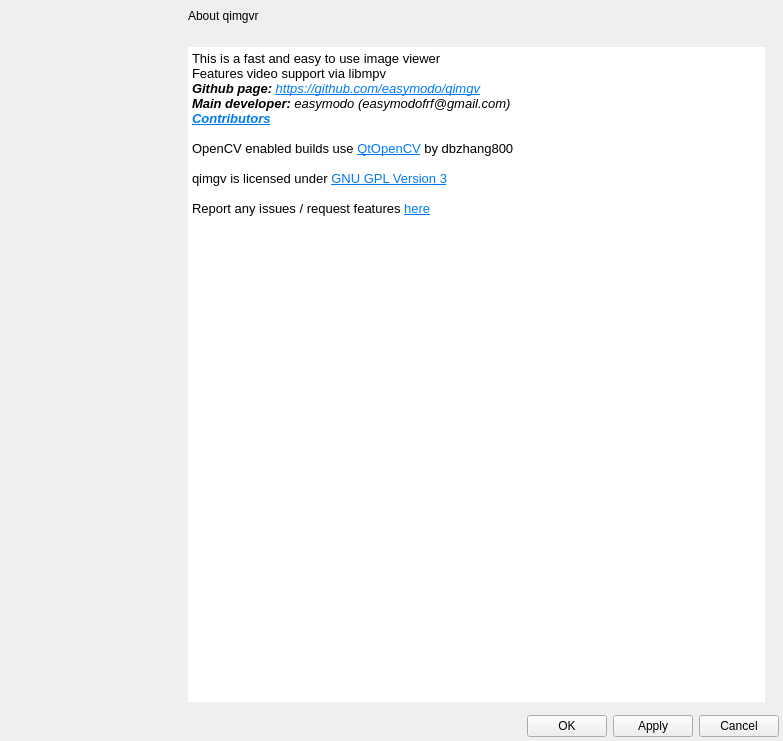
This is qimgv/gui/dialogs/settingsdialog.ui in jebot-git/qimgvr as Qt 5 draws it before an edit. The edited form follows.
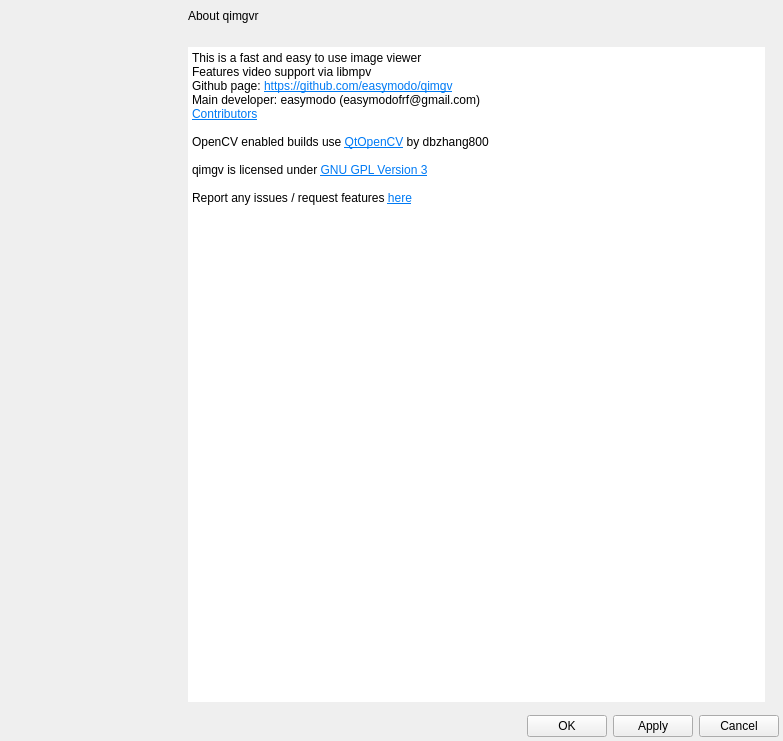
This is the edited form. The open tabs and pages were chosen to show the change. Custom widgets are drawn as their Qt base class.

The edit to the form file:
```diff
--- a/qimgv/gui/dialogs/settingsdialog.ui
+++ b/qimgv/gui/dialogs/settingsdialog.ui
@@ -4887,18 +4887,18 @@
 hr { height: 1px; border-width: 0; }
 li.unchecked::marker { content: &quot;\2610&quot;; }
 li.checked::marker { content: &quot;\2612&quot;; }
-&lt;/style&gt;&lt;/head&gt;&lt;body style=&quot; font-family:'Noto Sans'; font-size:11pt; font-weight:400; font-style:normal;&quot;&gt;
-&lt;p style=&quot; margin-top:0px; margin-bottom:0px; margin-left:0px; margin-right:0px; -qt-block-indent:0; text-indent:0px;&quot;&gt;&lt;span style=&quot; font-family:'MS Shell Dlg 2'; font-size:10pt;&quot;&gt;This is a fast and easy to use image viewer&lt;/span&gt;&lt;/p&gt;
-&lt;p style=&quot; margin-top:0px; margin-bottom:0px; margin-left:0px; margin-right:0px; -qt-block-indent:0; text-indent:0px;&quot;&gt;&lt;span style=&quot; font-family:'MS Shell Dlg 2'; font-size:10pt;&quot;&gt;Features video support via libmpv&lt;/span&gt;&lt;/p&gt;
-&lt;p style=&quot; margin-top:0px; margin-bottom:0px; margin-left:0px; margin-right:0px; -qt-block-indent:0; text-indent:0px;&quot;&gt;&lt;span style=&quot; font-family:'MS Shell Dlg 2'; font-size:10pt; font-weight:600; font-style:italic;&quot;&gt;Github page:&lt;/span&gt;&lt;span style=&quot; font-family:'MS Shell Dlg 2'; font-size:10pt; font-style:italic;&quot;&gt; &lt;/span&gt;&lt;a href=&quot;https://github.com/jebot-git/qimgvr&quot;&gt;&lt;span style=&quot; font-family:'MS Shell Dlg 2'; font-size:10pt; font-style:italic; text-decoration: underline; color:#007af4;&quot;&gt;https://github.com/easymodo/qimgv&lt;/span&gt;&lt;/a&gt;&lt;/p&gt;
-&lt;p style=&quot; margin-top:0px; margin-bottom:0px; margin-left:0px; margin-right:0px; -qt-block-indent:0; text-indent:0px;&quot;&gt;&lt;span style=&quot; font-family:'MS Shell Dlg 2'; font-size:10pt; font-weight:600; font-style:italic;&quot;&gt;Main developer:&lt;/span&gt;&lt;span style=&quot; font-family:'MS Shell Dlg 2'; font-size:10pt; font-style:italic;&quot;&gt; easymodo (easymodofrf@gmail.com)&lt;/span&gt;&lt;/p&gt;
-&lt;p style=&quot; margin-top:0px; margin-bottom:0px; margin-left:0px; margin-right:0px; -qt-block-indent:0; text-indent:0px;&quot;&gt;&lt;a href=&quot;https://github.com/easymodo/qimgv/graphs/contributors&quot;&gt;&lt;span style=&quot; font-family:'MS Shell Dlg 2'; font-size:10pt; font-weight:600; font-style:italic; text-decoration: underline; color:#007af4;&quot;&gt;Contributors&lt;/span&gt;&lt;/a&gt;&lt;/p&gt;
-&lt;p style=&quot;-qt-paragraph-type:empty; margin-top:0px; margin-bottom:0px; margin-left:0px; margin-right:0px; -qt-block-indent:0; text-indent:0px; font-family:'MS Shell Dlg 2'; font-size:10pt; font-weight:600; font-style:italic; text-decoration: underline; color:#007af4;&quot;&gt;&lt;br /&gt;&lt;/p&gt;
-&lt;p style=&quot; margin-top:0px; margin-bottom:0px; margin-left:0px; margin-right:0px; -qt-block-indent:0; text-indent:0px;&quot;&gt;&lt;span style=&quot; font-family:'MS Shell Dlg 2'; font-size:10pt;&quot;&gt;OpenCV enabled builds use &lt;/span&gt;&lt;a href=&quot;https://github.com/dbzhang800/QtOpenCV&quot;&gt;&lt;span style=&quot; font-family:'Ubuntu'; font-size:10pt; text-decoration: underline; color:#007af4;&quot;&gt;QtOpenCV&lt;/span&gt;&lt;/a&gt;&lt;span style=&quot; font-family:'MS Shell Dlg 2'; font-size:10pt;&quot;&gt; by dbzhang800&lt;/span&gt;&lt;/p&gt;
-&lt;p style=&quot;-qt-paragraph-type:empty; margin-top:0px; margin-bottom:0px; margin-left:0px; margin-right:0px; -qt-block-indent:0; text-indent:0px; font-family:'MS Shell Dlg 2'; font-size:10pt; font-weight:600; font-style:italic; text-decoration: underline; color:#007af4;&quot;&gt;&lt;br /&gt;&lt;/p&gt;
-&lt;p style=&quot; margin-top:0px; margin-bottom:0px; margin-left:0px; margin-right:0px; -qt-block-indent:0; text-indent:0px;&quot;&gt;&lt;span style=&quot; font-family:'MS Shell Dlg 2'; font-size:10pt;&quot;&gt;qimgv is licensed under &lt;/span&gt;&lt;a href=&quot;https://www.gnu.org/licenses/gpl-3.0.en.html&quot;&gt;&lt;span style=&quot; font-family:'Droid Sans'; font-size:10pt; text-decoration: underline; color:#007af4;&quot;&gt;GNU GPL Version 3&lt;/span&gt;&lt;/a&gt;&lt;/p&gt;
-&lt;p style=&quot;-qt-paragraph-type:empty; margin-top:0px; margin-bottom:0px; margin-left:0px; margin-right:0px; -qt-block-indent:0; text-indent:0px; font-family:'MS Shell Dlg 2'; font-size:10pt;&quot;&gt;&lt;br /&gt;&lt;/p&gt;
-&lt;p style=&quot; margin-top:0px; margin-bottom:0px; margin-left:0px; margin-right:0px; -qt-block-indent:0; text-indent:0px;&quot;&gt;&lt;span style=&quot; font-family:'MS Shell Dlg 2'; font-size:10pt;&quot;&gt;Report any issues / request features &lt;/span&gt;&lt;a href=&quot;https://github.com/jebot-git/qimgvr/issues&quot;&gt;&lt;span style=&quot; font-family:'Droid Sans'; font-size:10pt; text-decoration: underline; color:#007af4;&quot;&gt;here&lt;/span&gt;&lt;/a&gt;&lt;/p&gt;&lt;/body&gt;&lt;/html&gt;</string>
+&lt;/style&gt;&lt;/head&gt;&lt;body style=&quot;    &quot;&gt;
+&lt;p style=&quot; margin-top:0px; margin-bottom:0px; margin-left:0px; margin-right:0px; -qt-block-indent:0; text-indent:0px;&quot;&gt;&lt;span style=&quot;  &quot;&gt;This is a fast and easy to use image viewer&lt;/span&gt;&lt;/p&gt;
+&lt;p style=&quot; margin-top:0px; margin-bottom:0px; margin-left:0px; margin-right:0px; -qt-block-indent:0; text-indent:0px;&quot;&gt;&lt;span style=&quot;  &quot;&gt;Features video support via libmpv&lt;/span&gt;&lt;/p&gt;
+&lt;p style=&quot; margin-top:0px; margin-bottom:0px; margin-left:0px; margin-right:0px; -qt-block-indent:0; text-indent:0px;&quot;&gt;&lt;span style=&quot;    &quot;&gt;Github page:&lt;/span&gt;&lt;span style=&quot;   &quot;&gt; &lt;/span&gt;&lt;a href=&quot;https://github.com/jebot-git/qimgvr&quot;&gt;&lt;span style=&quot;    text-decoration: underline; color:#007af4;&quot;&gt;https://github.com/easymodo/qimgv&lt;/span&gt;&lt;/a&gt;&lt;/p&gt;
+&lt;p style=&quot; margin-top:0px; margin-bottom:0px; margin-left:0px; margin-right:0px; -qt-block-indent:0; text-indent:0px;&quot;&gt;&lt;span style=&quot;    &quot;&gt;Main developer:&lt;/span&gt;&lt;span style=&quot;   &quot;&gt; easymodo (easymodofrf@gmail.com)&lt;/span&gt;&lt;/p&gt;
+&lt;p style=&quot; margin-top:0px; margin-bottom:0px; margin-left:0px; margin-right:0px; -qt-block-indent:0; text-indent:0px;&quot;&gt;&lt;a href=&quot;https://github.com/easymodo/qimgv/graphs/contributors&quot;&gt;&lt;span style=&quot;     text-decoration: underline; color:#007af4;&quot;&gt;Contributors&lt;/span&gt;&lt;/a&gt;&lt;/p&gt;
+&lt;p style=&quot;-qt-paragraph-type:empty; margin-top:0px; margin-bottom:0px; margin-left:0px; margin-right:0px; -qt-block-indent:0; text-indent:0px;     text-decoration: underline; color:#007af4;&quot;&gt;&lt;br /&gt;&lt;/p&gt;
+&lt;p style=&quot; margin-top:0px; margin-bottom:0px; margin-left:0px; margin-right:0px; -qt-block-indent:0; text-indent:0px;&quot;&gt;&lt;span style=&quot;  &quot;&gt;OpenCV enabled builds use &lt;/span&gt;&lt;a href=&quot;https://github.com/dbzhang800/QtOpenCV&quot;&gt;&lt;span style=&quot;   text-decoration: underline; color:#007af4;&quot;&gt;QtOpenCV&lt;/span&gt;&lt;/a&gt;&lt;span style=&quot;  &quot;&gt; by dbzhang800&lt;/span&gt;&lt;/p&gt;
+&lt;p style=&quot;-qt-paragraph-type:empty; margin-top:0px; margin-bottom:0px; margin-left:0px; margin-right:0px; -qt-block-indent:0; text-indent:0px;     text-decoration: underline; color:#007af4;&quot;&gt;&lt;br /&gt;&lt;/p&gt;
+&lt;p style=&quot; margin-top:0px; margin-bottom:0px; margin-left:0px; margin-right:0px; -qt-block-indent:0; text-indent:0px;&quot;&gt;&lt;span style=&quot;  &quot;&gt;qimgv is licensed under &lt;/span&gt;&lt;a href=&quot;https://www.gnu.org/licenses/gpl-3.0.en.html&quot;&gt;&lt;span style=&quot;   text-decoration: underline; color:#007af4;&quot;&gt;GNU GPL Version 3&lt;/span&gt;&lt;/a&gt;&lt;/p&gt;
+&lt;p style=&quot;-qt-paragraph-type:empty; margin-top:0px; margin-bottom:0px; margin-left:0px; margin-right:0px; -qt-block-indent:0; text-indent:0px;  &quot;&gt;&lt;br /&gt;&lt;/p&gt;
+&lt;p style=&quot; margin-top:0px; margin-bottom:0px; margin-left:0px; margin-right:0px; -qt-block-indent:0; text-indent:0px;&quot;&gt;&lt;span style=&quot;  &quot;&gt;Report any issues / request features &lt;/span&gt;&lt;a href=&quot;https://github.com/jebot-git/qimgvr/issues&quot;&gt;&lt;span style=&quot;   text-decoration: underline; color:#007af4;&quot;&gt;here&lt;/span&gt;&lt;/a&gt;&lt;/p&gt;&lt;/body&gt;&lt;/html&gt;</string>
                  </property>
                  <property name="acceptRichText">
                   <bool>true</bool>
```
